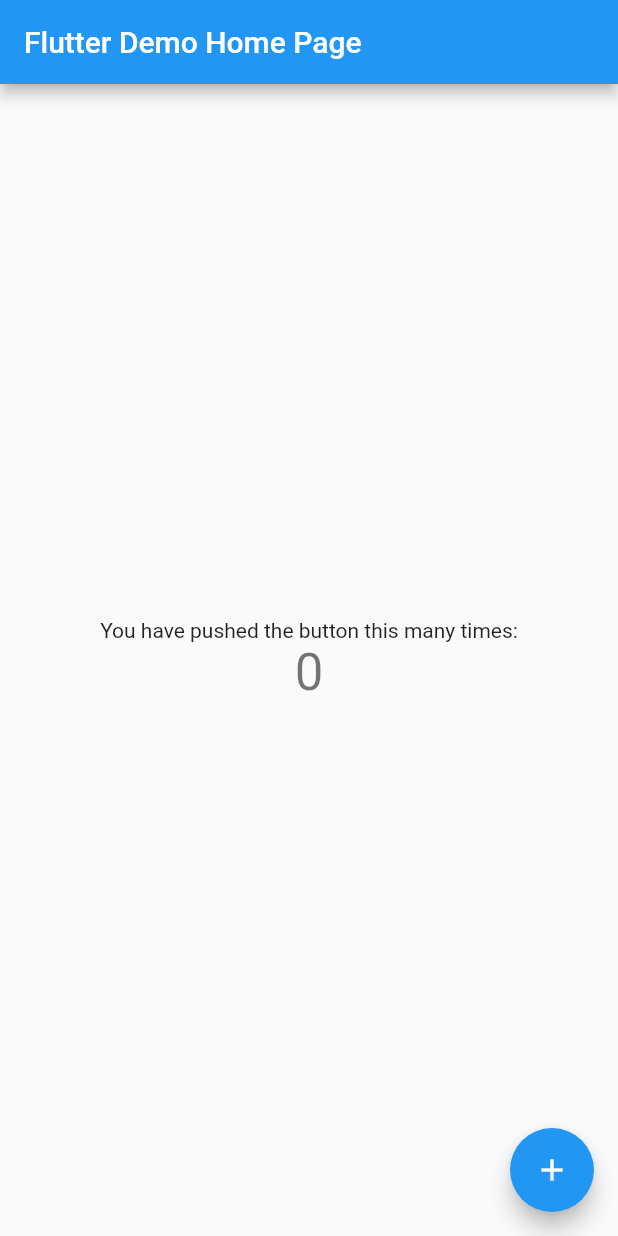
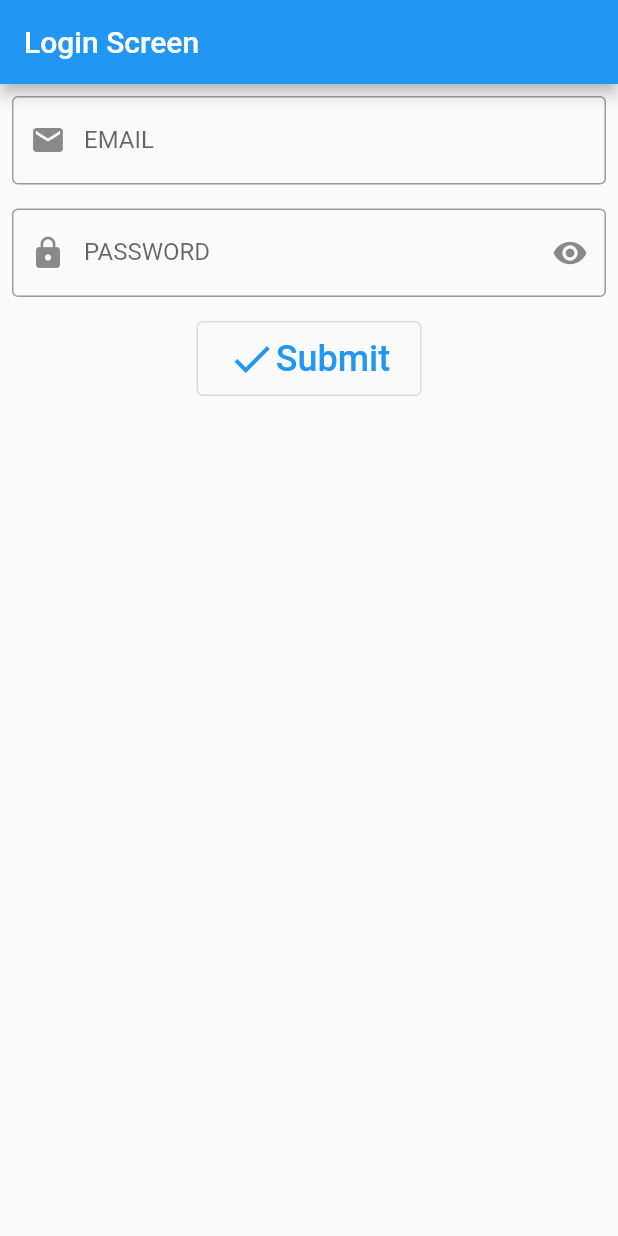
Before and after one commit to mhrhabib/flutter-form-validation, a Flutter app: the screen it shows after launch, on a phone screen of 412 x 824 dp. Run offline on Flutter 3.47's test engine with Material 2 defaults, Android fonts, the light colour scheme and no system bars.

Commit message:
login ui

```diff
--- a/lib/main.dart
+++ b/lib/main.dart
@@ -1,4 +1,6 @@
 import 'package:flutter/material.dart';
+
+import 'screens/login_screen.dart';
 
 void main() {
   runApp(const MyApp());
@@ -7,109 +9,14 @@
 class MyApp extends StatelessWidget {
   const MyApp({Key? key}) : super(key: key);
 
-  // This widget is the root of your application.
   @override
   Widget build(BuildContext context) {
     return MaterialApp(
       title: 'Flutter Demo',
       theme: ThemeData(
-        // This is the theme of your application.
-        //
-        // Try running your application with "flutter run". You'll see the
-        // application has a blue toolbar. Then, without quitting the app, try
-        // changing the primarySwatch below to Colors.green and then invoke
-        // "hot reload" (press "r" in the console where you ran "flutter run",
-        // or simply save your changes to "hot reload" in a Flutter IDE).
-        // Notice that the counter didn't reset back to zero; the application
-        // is not restarted.
         primarySwatch: Colors.blue,
       ),
-      home: const MyHomePage(title: 'Flutter Demo Home Page'),
+      home: LoginScreen(),
     );
   }
 }
-
-class MyHomePage extends StatefulWidget {
-  const MyHomePage({Key? key, required this.title}) : super(key: key);
-
-  // This widget is the home page of your application. It is stateful, meaning
-  // that it has a State object (defined below) that contains fields that affect
-  // how it looks.
-
-  // This class is the configuration for the state. It holds the values (in this
-  // case the title) provided by the parent (in this case the App widget) and
-  // used by the build method of the State. Fields in a Widget subclass are
-  // always marked "final".
-
-  final String title;
-
-  @override
-  State<MyHomePage> createState() => _MyHomePageState();
-}
-
-class _MyHomePageState extends State<MyHomePage> {
-  int _counter = 0;
-
-  void _incrementCounter() {
-    setState(() {
-      // This call to setState tells the Flutter framework that something has
-      // changed in this State, which causes it to rerun the build method below
-      // so that the display can reflect the updated values. If we changed
-      // _counter without calling setState(), then the build method would not be
-      // called again, and so nothing would appear to happen.
-      _counter++;
-    });
-  }
-
-  @override
-  Widget build(BuildContext context) {
-    // This method is rerun every time setState is called, for instance as done
-    // by the _incrementCounter method above.
-    //
-    // The Flutter framework has been optimized to make rerunning build methods
-    // fast, so that you can just rebuild anything that needs updating rather
-    // than having to individually change instances of widgets.
-    return Scaffold(
-      appBar: AppBar(
-        // Here we take the value from the MyHomePage object that was created by
-        // the App.build method, and use it to set our appbar title.
-        title: Text(widget.title),
-      ),
-      body: Center(
-        // Center is a layout widget. It takes a single child and positions it
-        // in the middle of the parent.
-        child: Column(
-          // Column is also a layout widget. It takes a list of children and
-          // arranges them vertically. By default, it sizes itself to fit its
-          // children horizontally, and tries to be as tall as its parent.
-          //
-          // Invoke "debug painting" (press "p" in the console, choose the
-          // "Toggle Debug Paint" action from the Flutter Inspector in Android
-          // Studio, or the "Toggle Debug Paint" command in Visual Studio Code)
-          // to see the wireframe for each widget.
-          //
-          // Column has various properties to control how it sizes itself and
-          // how it positions its children. Here we use mainAxisAlignment to
-          // center the children vertically; the main axis here is the vertical
-          // axis because Columns are vertical (the cross axis would be
-          // horizontal).
-          mainAxisAlignment: MainAxisAlignment.center,
-          children: <Widget>[
-            const Text(
-              'You have pushed the button this many times:',
-            ),
-            Text(
-              '$_counter',
-              style: Theme.of(context).textTheme.headline4,
-            ),
-          ],
-        ),
-      ),
-      floatingActionButton: FloatingActionButton(
-        onPressed: _incrementCounter,
-        tooltip: 'Increment',
-        child: const Icon(Icons.add),
-      ), // This trailing comma makes auto-formatting nicer for build methods.
-    );
-  }
-}
--- /dev/null
+++ b/lib/screens/login_screen.dart
@@ -0,0 +1,71 @@
+import 'package:flutter/material.dart';
+
+class LoginScreen extends StatefulWidget {
+  const LoginScreen({Key? key}) : super(key: key);
+
+  @override
+  _LoginScreenState createState() => _LoginScreenState();
+}
+
+class _LoginScreenState extends State<LoginScreen> {
+  @override
+  Widget build(BuildContext context) {
+    return Scaffold(
+      appBar: AppBar(
+        title: Text('Login Screen'),
+      ),
+      body: Form(
+        child: Column(
+          children: [
+            Padding(
+              padding: const EdgeInsets.all(8.0),
+              child: TextFormField(
+                decoration: const InputDecoration(
+                  label: Text('EMAIL'),
+                  hintText: "Enter your email address",
+                  prefixIcon: Icon(Icons.email),
+                  border: OutlineInputBorder(),
+                ),
+              ),
+            ),
+            Padding(
+              padding: const EdgeInsets.all(8.0),
+              child: TextFormField(
+                decoration: const InputDecoration(
+                  label: Text('PASSWORD'),
+                  hintText: "Enter your  password",
+                  prefixIcon: Icon(Icons.lock),
+                  suffixIcon: Icon(Icons.visibility),
+                  border: OutlineInputBorder(),
+                ),
+              ),
+            ),
+            Padding(
+              padding: const EdgeInsets.all(8.0),
+              child: OutlinedButton(
+                style: OutlinedButton.styleFrom(
+                  maximumSize: const Size(150, 60),
+                  minimumSize: const Size(120, 50),
+                ),
+                onPressed: () {},
+                child: Row(
+                  mainAxisAlignment: MainAxisAlignment.center,
+                  children: const [
+                    Icon(
+                      Icons.done,
+                      size: 32,
+                    ),
+                    Text(
+                      'Submit',
+                      style: TextStyle(fontSize: 24),
+                    ),
+                  ],
+                ),
+              ),
+            ),
+          ],
+        ),
+      ),
+    );
+  }
+}
```
